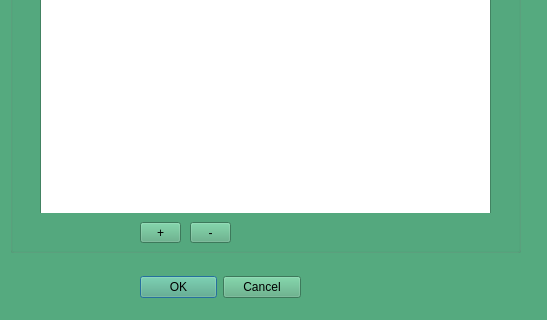
morphomuseum/MorphoDig, file MorphoDig/Qt/mqEditTagsDialog.ui: the form before one commit; both pictures show x 0 to 547 and y 458 to 778 of the 547 by 778 pixel window.
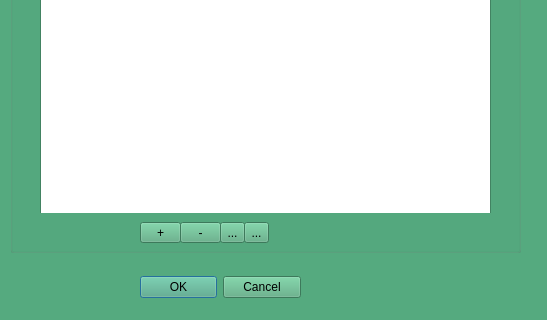
The form after the commit. Icons and pictures are not drawn.

Commit message: Merge 2 tags, and Clear active tag

```diff
--- a/MorphoDig/Qt/mqEditTagsDialog.ui
+++ b/MorphoDig/Qt/mqEditTagsDialog.ui
@@ -716,7 +716,7 @@
    <widget class="QToolButton" name="removeTag">
     <property name="geometry">
      <rect>
-      <x>180</x>
+      <x>170</x>
       <y>670</y>
       <width>41</width>
       <height>21</height>
@@ -828,6 +828,46 @@
      <number>500</number>
     </property>
    </widget>
+   <widget class="QToolButton" name="erase">
+    <property name="geometry">
+     <rect>
+      <x>210</x>
+      <y>670</y>
+      <width>25</width>
+      <height>21</height>
+     </rect>
+    </property>
+    <property name="toolTip">
+     <string>reset active tag (merge with tag 0)</string>
+    </property>
+    <property name="text">
+     <string>...</string>
+    </property>
+    <property name="icon">
+     <iconset resource="../Icons/icons.qrc">
+      <normaloff>:/Icons/erase.png</normaloff>:/Icons/erase.png</iconset>
+    </property>
+   </widget>
+   <widget class="QToolButton" name="merge">
+    <property name="geometry">
+     <rect>
+      <x>234</x>
+      <y>670</y>
+      <width>25</width>
+      <height>21</height>
+     </rect>
+    </property>
+    <property name="toolTip">
+     <string>merge 2 tags</string>
+    </property>
+    <property name="text">
+     <string>...</string>
+    </property>
+    <property name="icon">
+     <iconset resource="../Icons/icons.qrc">
+      <normaloff>:/Icons/merge.png</normaloff>:/Icons/merge.png</iconset>
+    </property>
+   </widget>
   </widget>
   <action name="actionExportColorMaps">
    <property name="icon">
```
The commit also changes 16 other files.
